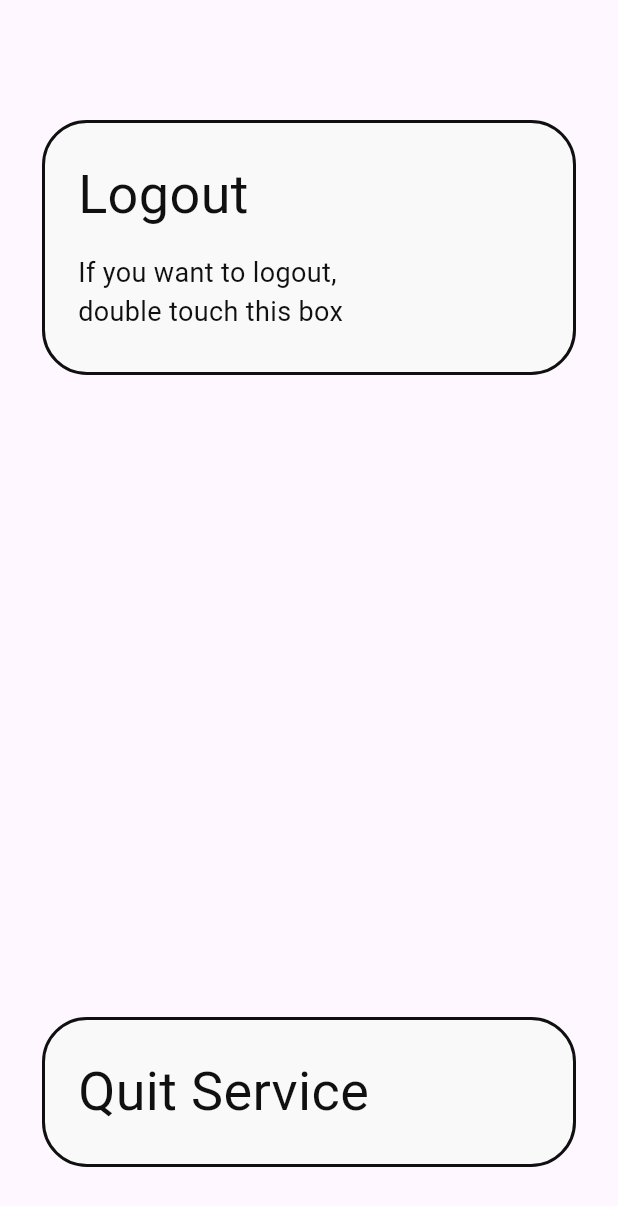
After one commit to GDSC-KU-SolutionChallenge-iSEE/iSEE-application, a Flutter app: the SettingPage screen opened directly, on a phone screen of 412 x 824 dp. The commit adds this screen. Shown: the top 1206 px of the screen. Run offline on Flutter 3.47's test engine with Material 3 defaults, Android fonts, the phone set to English and light mode, and no system bars; our stand-ins replace camera, firebase_auth, firebase_core, flutter_tts, get, google_sign_in; accounts and stored records are empty; Roboto replaces fonts that are missing (PretendardExtraBold, PretendardSemiBold).

Commit message:
feat: setting design

```diff
--- /dev/null
+++ b/lib/ui/setting/setting_screen.dart
@@ -0,0 +1,101 @@
+import 'dart:async';
+import 'package:flutter/material.dart';
+import 'package:get/get.dart';
+import 'package:isee/controller/login_controller.dart';
+
+class SettingPage extends StatefulWidget {
+  const SettingPage({super.key, required this.title});
+
+  final String title;
+
+  @override
+  State<SettingPage> createState() => _SettingPageState();
+}
+
+class _SettingPageState extends State<SettingPage> {
+  @override
+  void initState() {
+    // TODO: implement initState
+
+    super.initState();
+  }
+
+  @override
+  Widget build(BuildContext context) {
+    return Scaffold(
+      body: Center(
+          child: Column(
+        children: [
+          SizedBox(
+            height: MediaQuery.of(context).padding.top,
+          ),
+          const SizedBox(
+            height: 80,
+          ),
+          Container(
+            width: MediaQuery.of(context).size.width - 56,
+            height: 170,
+            decoration: BoxDecoration(
+                color: const Color(0xFFF9F9F9),
+                borderRadius: const BorderRadius.all(Radius.circular(30)),
+                border: Border.all(color: const Color(0xFF101010), width: 2)),
+            child: const Padding(
+              padding: EdgeInsets.symmetric(horizontal: 22.0, vertical: 22.0),
+              child: Column(
+                mainAxisAlignment: MainAxisAlignment.start,
+                crossAxisAlignment: CrossAxisAlignment.start,
+                children: [
+                  Text(
+                    "Logout",
+                    style: TextStyle(
+                        fontFamily: 'PretendardExtraBold',
+                        fontSize: 36,
+                        color: Color(0xFF101010)),
+                  ),
+                  SizedBox(
+                    height: 14,
+                  ),
+                  Text(
+                    "If you want to logout,\ndouble touch this box",
+                    style: TextStyle(
+                        fontFamily: 'PretendardSemiBold',
+                        fontSize: 18,
+                        color: Color(0xFF101010)),
+                  )
+                ],
+              ),
+            ),
+          ),
+          const Expanded(child: SizedBox()),
+          Container(
+            width: MediaQuery.of(context).size.width - 56,
+            height: 100,
+            decoration: BoxDecoration(
+                color: const Color(0xFFF9F9F9),
+                borderRadius: const BorderRadius.all(Radius.circular(30)),
+                border: Border.all(color: const Color(0xFF101010), width: 2)),
+            child: const Padding(
+              padding: EdgeInsets.symmetric(horizontal: 22.0, vertical: 22.0),
+              child: Column(
+                mainAxisAlignment: MainAxisAlignment.start,
+                crossAxisAlignment: CrossAxisAlignment.start,
+                children: [
+                  Text(
+                    "Quit Service",
+                    style: TextStyle(
+                        fontFamily: 'PretendardExtraBold',
+                        fontSize: 36,
+                        color: Color(0xFF101010)),
+                  ),
+                ],
+              ),
+            ),
+          ),
+          const SizedBox(
+            height: 46,
+          )
+        ],
+      )),
+    );
+  }
+}
```
Also changed, not shown: lib/ui/bottom_navigation.dart (+70 -4 lines), assets/home_white.png.
